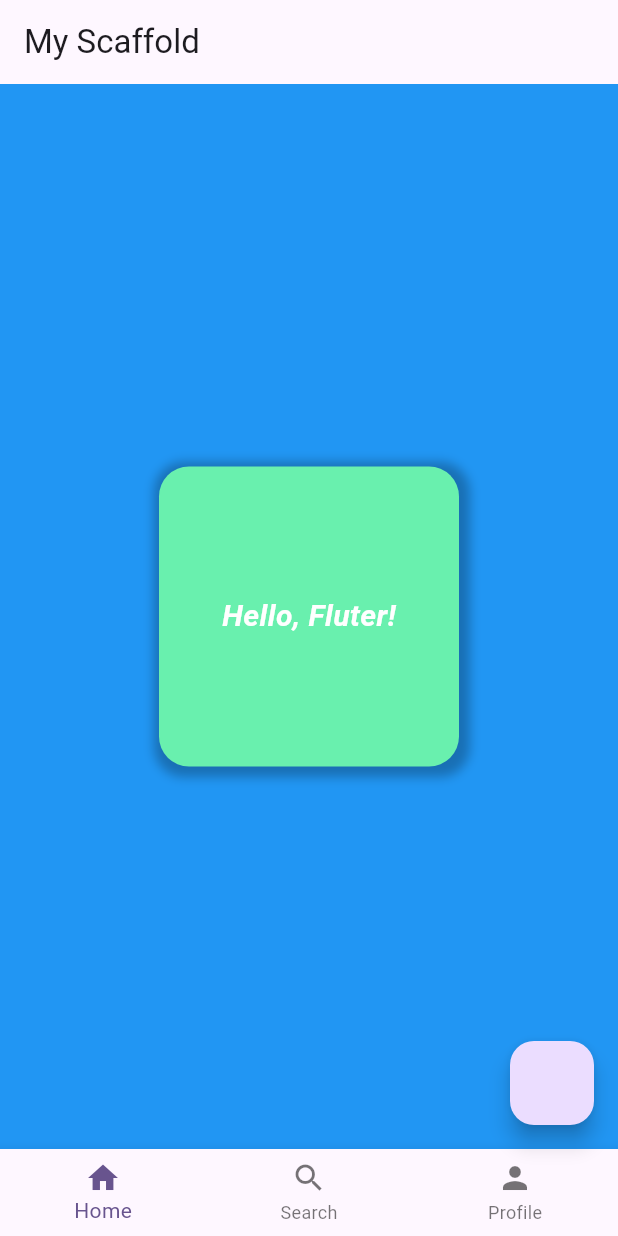
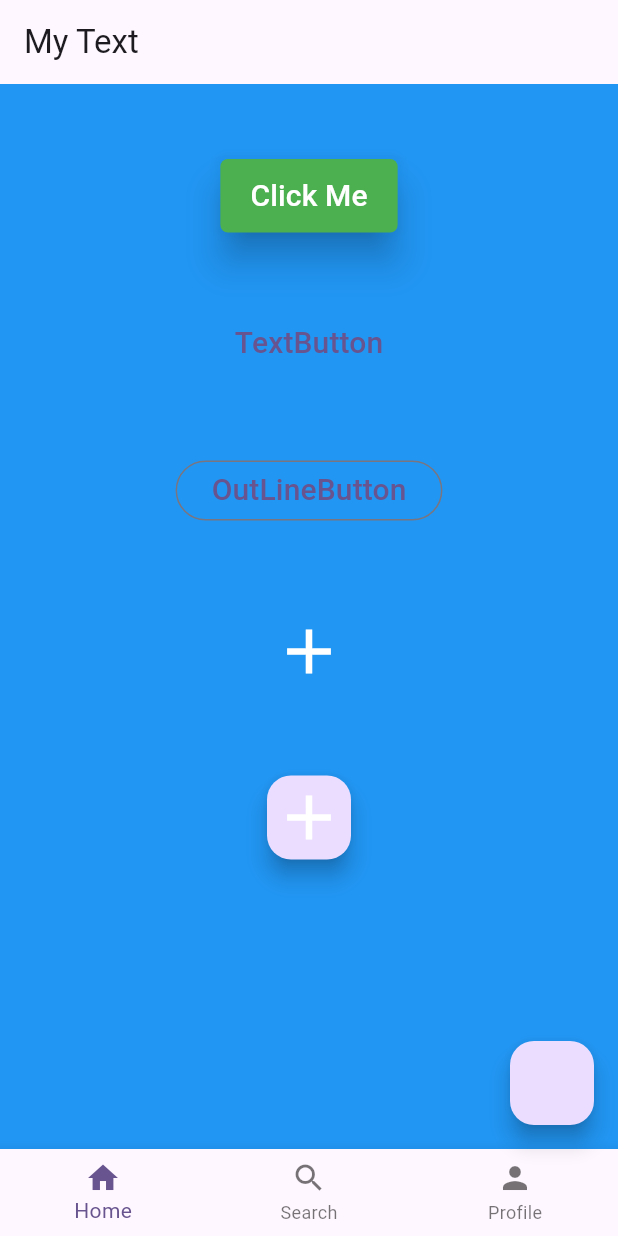
Before and after one commit to LucHo251025/Fullter-Learn, a Flutter app: the screen it shows after launch, on a phone screen of 412 x 824 dp. Run offline on Flutter 3.47's test engine with Material 3 defaults, Android fonts, the phone set to English and light mode, and no system bars.

Commit message:
MyButton

```diff
--- /dev/null
+++ b/lib/learn/day3-widgets/MyButton.dart
@@ -0,0 +1,80 @@
+import "package:flutter/material.dart";
+
+class MyButton extends StatelessWidget {
+  const MyButton({super.key});
+
+  @override
+  Widget build(BuildContext context) {
+    return Scaffold(
+      appBar: AppBar(
+        title: const Text("My Text"),
+      ),
+      backgroundColor: Colors.blue,
+      body: Center(
+          child: Column(
+        children: [
+          //Tao khoang cach
+          const SizedBox(
+            height: 50,
+          ),
+          ElevatedButton(
+              onPressed: () {
+                print("Hello");
+              },
+              child: Text(
+                "Click Me",
+                style: TextStyle(fontSize: 20),
+              ),
+            style: ElevatedButton.styleFrom(
+              backgroundColor: Colors.green,
+              foregroundColor: Colors.white,
+                shape: RoundedRectangleBorder(
+                  borderRadius: BorderRadius.circular(5),
+                ),
+              padding: EdgeInsets.symmetric(
+                horizontal: 20,
+                vertical: 10,
+              ),
+              elevation: 10
+            ),
+
+          ),
+          const SizedBox(
+            height: 50,
+          ),
+          TextButton(
+              onPressed: () {
+                print("TextButton");
+              },
+              child: Text(
+                "TextButton",
+                style: TextStyle(fontSize: 20),
+              )),
+          SizedBox(height:50,),
+          OutlinedButton(onPressed: (){}, child: Text("OutLineButton",style: TextStyle(fontSize: 20),)),
+          SizedBox(height: 50,),
+          IconButton(onPressed: (){}, icon: Icon(Icons.add, size: 50, color: Colors.white,)),
+          SizedBox(height: 50,),
+          FloatingActionButton(onPressed:(){}, child: Icon(Icons.add, size: 50, color: Colors.white,)),
+        ],
+      )),
+      floatingActionButton: FloatingActionButton(onPressed: () {
+        print("All");
+      }),
+      bottomNavigationBar: BottomNavigationBar(items: [
+        BottomNavigationBarItem(
+          icon: Icon(Icons.home),
+          label: 'Home',
+        ),
+        BottomNavigationBarItem(
+          icon: Icon(Icons.search),
+          label: 'Search',
+        ),
+        BottomNavigationBarItem(
+          icon: Icon(Icons.person),
+          label: 'Profile',
+        ),
+      ]),
+    );
+  }
+}
--- a/lib/main.dart
+++ b/lib/main.dart
@@ -1,5 +1,5 @@
 import 'package:flutter/material.dart';
-import 'package:flutter_learn/learn/day3-widgets/MyContainer.dart';
+import 'package:flutter_learn/learn/day3-widgets/MyButton.dart';
 void main() {
   runApp(const MyApp());
 }
@@ -17,7 +17,7 @@ class MyApp extends StatelessWidget {
         colorScheme: ColorScheme.fromSeed(seedColor: Colors.deepPurple),
         useMaterial3: true,
       ),
-      home: const MyContainer(),
+      home: const MyButton(),
     );
   }
 }
```
